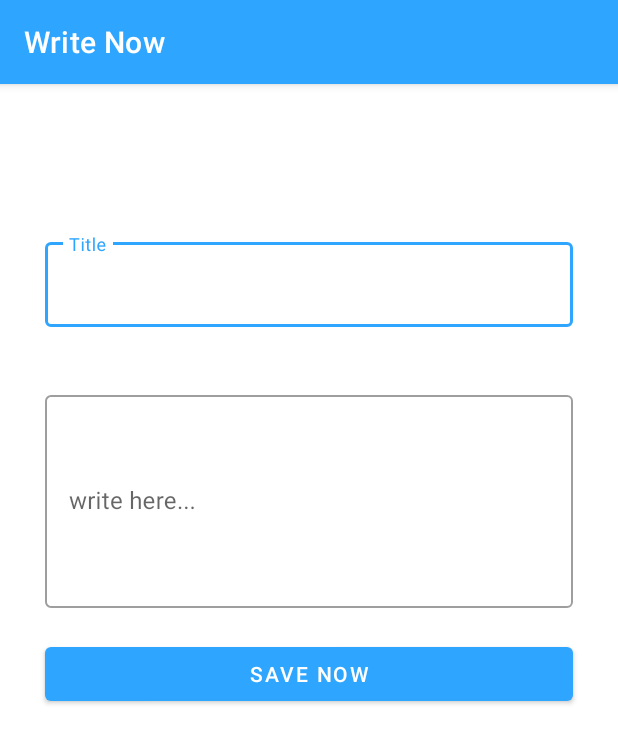
After one commit to SajibMamun/Write-Now, an Android app: the CreateNoteActivity screen opened directly, with no data from a screen before it, on a phone screen of 412 x 824 dp. The commit adds this screen. Shown: the top 743 px of the screen. Run offline under Robolectric (Android 15) with nearby library versions, the phone set to English and light mode, and no system bars; our stand-ins replace Firebase (no records; nobody signed in at launch, a user with empty details on screens opened directly).

Commit message:
upload notes and title to database

```diff
--- a/app/src/main/AndroidManifest.xml
+++ b/app/src/main/AndroidManifest.xml
@@ -9,6 +9,9 @@
         android:roundIcon="@mipmap/ic_launcher_round"
         android:supportsRtl="true"
         android:theme="@style/Theme.WriteNow">
+        <activity
+            android:name=".CreateNoteActivity"
+            android:exported="false" />
         <activity
             android:name=".HomeActivity"
             android:exported="false" />
--- /dev/null
+++ b/app/src/main/java/com/example/writenow/CreateNoteActivity.java
@@ -0,0 +1,93 @@
+package com.example.writenow;
+
+import androidx.annotation.NonNull;
+import androidx.appcompat.app.AppCompatActivity;
+
+import android.content.Context;
+import android.os.Bundle;
+import android.view.View;
+import android.widget.Button;
+import android.widget.EditText;
+import android.widget.Toast;
+
+import com.google.android.gms.tasks.OnCompleteListener;
+import com.google.android.gms.tasks.Task;
+import com.google.firebase.auth.FirebaseAuth;
+import com.google.firebase.auth.FirebaseUser;
+import com.google.firebase.database.DatabaseReference;
+import com.google.firebase.database.FirebaseDatabase;
+
+public class CreateNoteActivity extends AppCompatActivity {
+    com.google.android.material.textfield.TextInputEditText noteTitleet,WriteNoteet;
+
+    Button savenotebtn;
+    String title, note;
+    Context mcontext;
+
+    @Override
+    protected void onCreate(Bundle savedInstanceState) {
+        super.onCreate(savedInstanceState);
+        setContentView(R.layout.activity_create_note);
+        noteTitleet = findViewById(R.id.titleid);
+        WriteNoteet = findViewById(R.id.writenoteid);
+        savenotebtn = findViewById(R.id.savenowbtnid);
+        mcontext=CreateNoteActivity.this;
+
+        savenotebtn.setOnClickListener(new View.OnClickListener() {
+            @Override
+            public void onClick(View view) {
+                title = noteTitleet.getText().toString().trim();
+                note = WriteNoteet.getText().toString().trim();
+
+               if(title.isEmpty())
+               {
+                   noteTitleet.setError("enter your title");
+               }
+               else if( note.isEmpty()){
+                   WriteNoteet.setError("Write a note please");
+
+                }
+               else{
+
+                   FirebaseDatabase firebaseDatabase=FirebaseDatabase.getInstance();
+                   DatabaseReference rootReference=firebaseDatabase.getReference();
+                   FirebaseAuth firebaseAuth=FirebaseAuth.getInstance();
+                   FirebaseUser firebaseUser=firebaseAuth.getCurrentUser();
+
+                   DatabaseReference noterefernces=rootReference.child("Users").child(firebaseUser.getUid()).
+                           child("Notes");
+
+                   DatabaseReference newNotesRefrence=noterefernces.push(); //it will auto genreate id for notes
+                   //newNotesRefrence.setValue("title",noteTitleet.getText().toString().trim());
+                   //newNotesRefrence.setValue("Note Content",WriteNoteet.getText().toString().trim());
+
+                   //someID:{noteTitle: "noteTitle", noteContent: "noteContent"}
+                  Note newNote=new Note(title,note);
+                   newNotesRefrence.setValue(newNote).addOnCompleteListener(new OnCompleteListener<Void>() {
+                       @Override
+                       public void onComplete(@NonNull Task<Void> task) {
+                           if(task.isSuccessful())
+                           {
+                               Toast.makeText(getApplicationContext(),"Note saved Successfully",Toast.LENGTH_SHORT).show();
+                               CreateNoteActivity.this.finish();
+                           }
+                           else
+                           {
+                               Toast.makeText(getApplicationContext(),""+task.getException(),Toast.LENGTH_SHORT).show();
+                           }
+                       }
+                   });
+
+
+               }
+
+
+
+
+
+            }
+            });
+
+
+        }
+    }
--- a/app/src/main/java/com/example/writenow/SplashScreen.java
+++ b/app/src/main/java/com/example/writenow/SplashScreen.java
@@ -15,6 +15,7 @@ public class SplashScreen extends AppCompatActivity {
     protected void onCreate(Bundle savedInstanceState) {
         super.onCreate(savedInstanceState);
         setContentView(R.layout.activity_splash_screen);
+        getSupportActionBar().hide();
         FirebaseAuth firebaseAuth = FirebaseAuth.getInstance();
         FirebaseUser firebaseUser = firebaseAuth.getCurrentUser();
         Handler handler = new Handler();
@@ -23,7 +24,7 @@ public class SplashScreen extends AppCompatActivity {
             public void run() {
                 if (firebaseUser != null) {
 
-                    Intent intent = new Intent(SplashScreen.this, UserAccount.class);
+                    Intent intent = new Intent(SplashScreen.this, HomeActivity.class);
                     startActivity(intent);
                 } else {
                     Intent intent = new Intent(SplashScreen.this, MainActivity.class);
--- /dev/null
+++ b/app/src/main/res/layout/activity_create_note.xml
@@ -0,0 +1,66 @@
+<?xml version="1.0" encoding="utf-8"?>
+<RelativeLayout xmlns:android="http://schemas.android.com/apk/res/android"
+    xmlns:app="http://schemas.android.com/apk/res-auto"
+    xmlns:tools="http://schemas.android.com/tools"
+    android:layout_width="match_parent"
+    android:layout_height="match_parent"
+    tools:context=".CreateNoteActivity">
+    <com.google.android.material.textfield.TextInputLayout
+        android:id="@+id/title"
+        style="@style/Widget.MaterialComponents.TextInputLayout.OutlinedBox"
+        android:layout_width="match_parent"
+        android:layout_height="wrap_content"
+        android:layout_marginLeft="30dp"
+        android:layout_marginRight="30dp"
+        android:layout_marginBottom="10dp"
+        android:hint="Title"
+        android:layout_marginTop="100dp"
+        >
+
+    <com.google.android.material.textfield.TextInputEditText
+        android:id="@+id/titleid"
+        android:layout_width="match_parent"
+        android:layout_height="wrap_content"
+        android:inputType="text"
+
+        />
+    </com.google.android.material.textfield.TextInputLayout>
+    <com.google.android.material.textfield.TextInputLayout
+        android:id="@+id/note"
+        android:layout_below="@id/title"
+        style="@style/Widget.MaterialComponents.TextInputLayout.OutlinedBox"
+        android:layout_width="match_parent"
+        android:layout_height="wrap_content"
+        android:layout_marginLeft="30dp"
+        android:layout_marginRight="30dp"
+        android:layout_marginBottom="10dp"
+        android:hint="write here..."
+        android:layout_marginTop="30dp"
+
+        >
+
+    <com.google.android.material.textfield.TextInputEditText
+        android:id="@+id/writenoteid"
+        android:layout_width="match_parent"
+        android:layout_height="wrap_content"
+        android:inputType="text"
+       android:ems="5"
+        android:padding="60dp"
+
+
+        />
+    </com.google.android.material.textfield.TextInputLayout>
+    <Button
+        android:id="@+id/savenowbtnid"
+        android:layout_width="match_parent"
+        android:layout_height="wrap_content"
+        android:text="Save Now"
+        android:layout_marginLeft="30dp"
+        android:layout_marginRight="30dp"
+        android:layout_below="@id/note"
+        android:layout_marginTop="10dp"
+        android:autoSizePresetSizes="true"
+
+        />
+
+</RelativeLayout>
```
Also changed, not shown: app/src/main/java/com/example/writenow/HomeActivity.java (+15 -1 lines), app/src/main/java/com/example/writenow/Note.java (added, +30 -0 lines), app/src/main/res/layout/activity_home.xml (+11 -13 lines).
